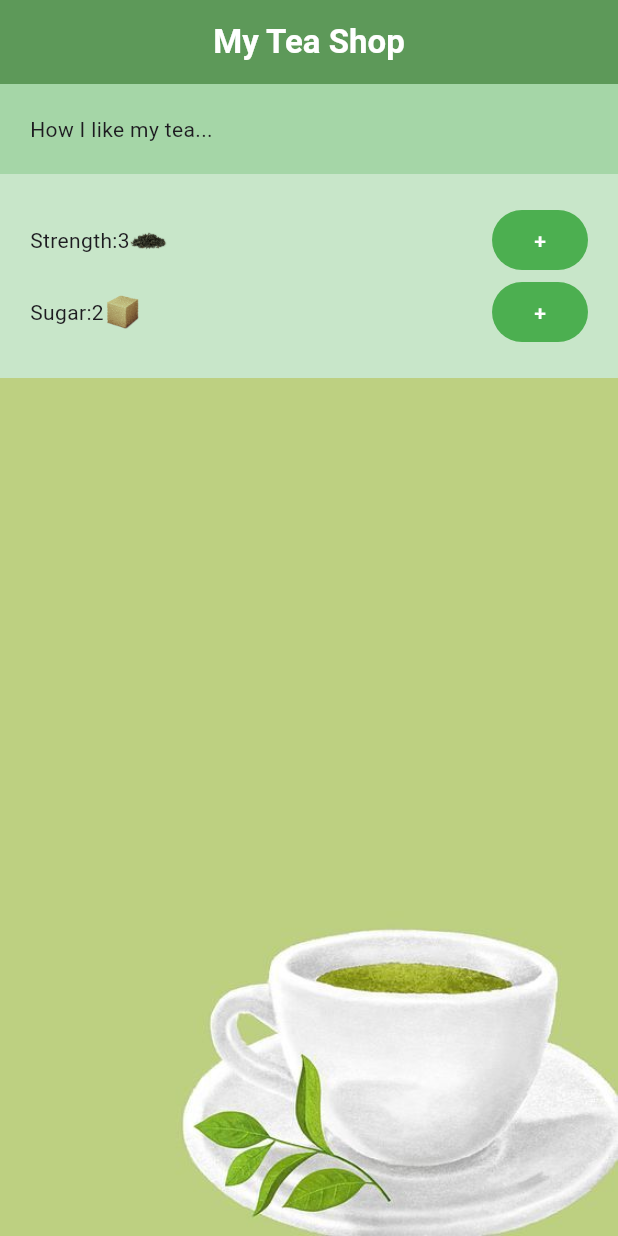
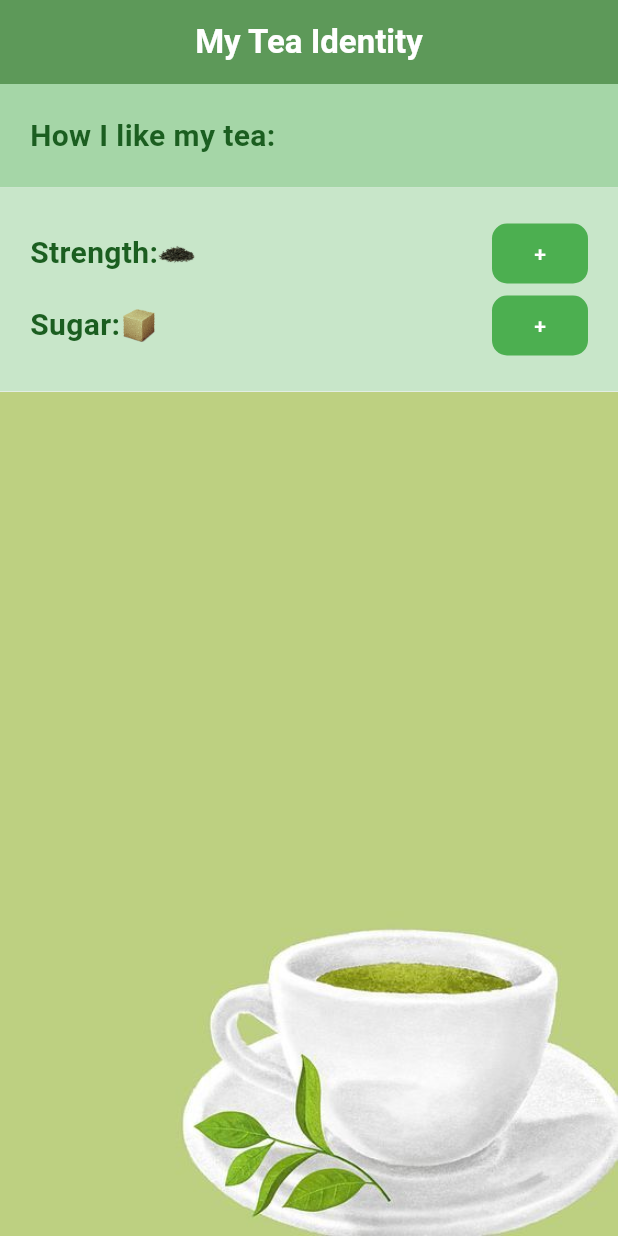
Before and after one commit to hamzaelalamy/Tea-prefs, a Flutter app: the screen it shows after launch, on a phone screen of 412 x 824 dp. Run offline on Flutter 3.47's test engine with Material 3 defaults, Android fonts, the phone set to English and light mode, and no system bars.

Commit message:
Made Styled teaxt and styled button widgets; refactored home and teap prefs code;

```diff
--- a/lib/home.dart
+++ b/lib/home.dart
@@ -1,3 +1,4 @@
+import 'package:coffee_card/styled_body_text.dart';
 import 'package:coffee_card/tea_prefs.dart';
 import 'package:flutter/material.dart';
 
@@ -9,7 +10,7 @@ class Home extends StatelessWidget {
     return Scaffold(
         appBar: AppBar(
           title: const Text(
-            "My Tea Shop",
+            "My Tea Identity",
             style: TextStyle(color: Colors.white, fontWeight: FontWeight.bold),
           ),
           backgroundColor: const Color.fromARGB(255, 93, 153, 89),
@@ -22,7 +23,7 @@ class Home extends StatelessWidget {
             Container(
               padding: const EdgeInsets.all(20),
               color: Colors.green[200],
-              child: const Text('How I like my tea...'),
+              child: const StyledBodyText('How I like my tea:'),
             ),
             Container(
                 padding: const EdgeInsets.all(20),
--- /dev/null
+++ b/lib/styled_body_text.dart
@@ -0,0 +1,16 @@
+import 'package:flutter/material.dart';
+
+class StyledBodyText extends StatelessWidget {
+  const StyledBodyText(this.text, {super.key});
+
+  final String text;
+
+  @override
+  Widget build(BuildContext context) {
+    return Text(text,
+        style: TextStyle(
+            color: Colors.green[900],
+            fontWeight: FontWeight.bold,
+            fontSize: 20));
+  }
+}
--- /dev/null
+++ b/lib/styled_button.dart
@@ -0,0 +1,22 @@
+import 'package:flutter/material.dart';
+
+class StyledButton extends StatelessWidget {
+  const StyledButton({super.key, required this.onPressed, required this.child});
+
+  final Widget child;
+  final void Function() onPressed;
+
+  @override
+  Widget build(BuildContext context) {
+    return TextButton(
+      style: TextButton.styleFrom(
+          backgroundColor: Colors.green[500],
+          foregroundColor: Colors.white,
+          shape: const RoundedRectangleBorder(
+            borderRadius: BorderRadius.all(Radius.circular(10)),
+          )),
+      onPressed: onPressed,
+      child: child,
+    );
+  }
+}
--- a/lib/tea_prefs.dart
+++ b/lib/tea_prefs.dart
@@ -1,3 +1,5 @@
+import 'package:coffee_card/styled_body_text.dart';
+import 'package:coffee_card/styled_button.dart';
 import 'package:flutter/material.dart';
 
 class TeaPrefs extends StatefulWidget {
@@ -8,12 +10,19 @@ class TeaPrefs extends StatefulWidget {
 }
 
 class _TeaPrefsState extends State<TeaPrefs> {
+  int strength = 1;
+  int sugars = 1;
+
   void incrementStrength() {
-    print('Strength incremented');
+    setState(() {
+      strength = strength < 5 ? strength + 1 : 1;
+    });
   }
 
   void incrementSugar() {
-    print('Sugar incremented');
+    setState(() {
+      sugars = sugars < 5 ? sugars + 1 : 0;
+    });
   }
 
   @override
@@ -21,8 +30,8 @@ class _TeaPrefsState extends State<TeaPrefs> {
     return Column(children: [
       Row(
         children: [
-          const Text('Strength:'),
-          const Text('3'),
+          const StyledBodyText('Strength:'),
+          for (int i = 0; i < strength; i++)
             Image.asset(
               'assets/img/tea_leaf.png',
               width: 25,
@@ -32,17 +41,13 @@ class _TeaPrefsState extends State<TeaPrefs> {
           const Expanded(
             child: SizedBox(),
           ),
-          FilledButton(
-              style: FilledButton.styleFrom(
-                  backgroundColor: Colors.green[500],
-                  foregroundColor: Colors.white),
-              onPressed: incrementStrength,
-              child: const Text('+'))
+          StyledButton(onPressed: incrementStrength, child: const Text('+'))
         ],
       ),
       Row(children: [
-        const Text('Sugar:'),
-        const Text('2'),
+        const StyledBodyText('Sugar:'),
+        if (sugars == 0) const StyledBodyText('No sugar.'),
+        for (int i = 0; i < sugars; i++)
           Image.asset(
             'assets/img/sugar_cube.png',
             width: 25,
@@ -52,12 +57,7 @@ class _TeaPrefsState extends State<TeaPrefs> {
         const Expanded(
           child: SizedBox(),
         ),
-        FilledButton(
-            style: FilledButton.styleFrom(
-                backgroundColor: Colors.green[500],
-                foregroundColor: Colors.white),
-            onPressed: incrementSugar,
-            child: const Text('+'))
+        StyledButton(onPressed: incrementSugar, child: const Text('+'))
       ]),
     ]);
   }
```
Lines whose indentation alone changed are shown as unchanged.
